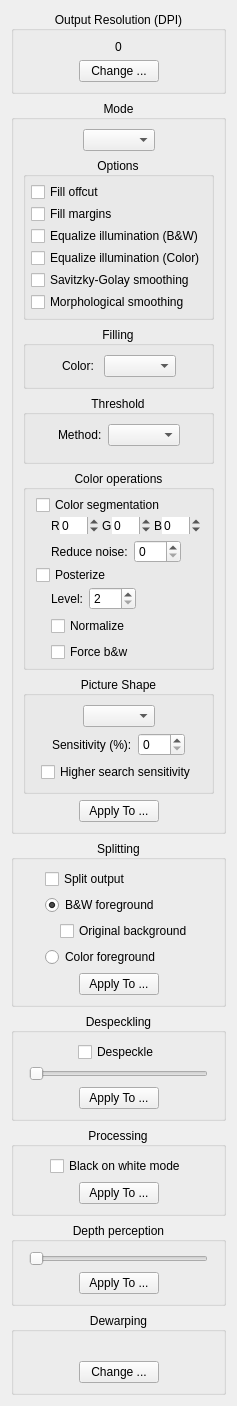
First picture: the form in src/core/filters/output/OptionsWidget.ui, repository 4lex4/scantailor-advanced, before the edit.
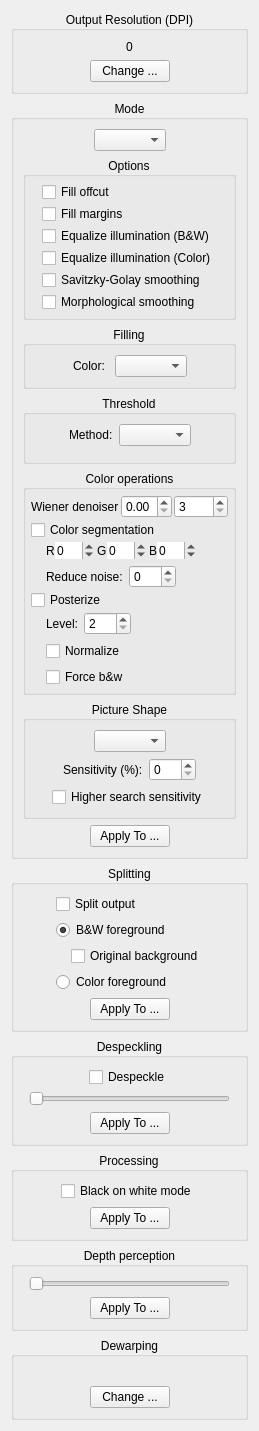
Second picture: the form after the edit. Custom widgets are drawn as their Qt base class.

Commit message: 1.0.19: colors: wiener denoiser

What changed in the file:
```diff
--- a/src/core/filters/output/OptionsWidget.ui
+++ b/src/core/filters/output/OptionsWidget.ui
@@ -456,6 +456,46 @@
            <property name="bottomMargin">
             <number>5</number>
            </property>
+           <item>
+            <layout class="QGridLayout" name="filterColorOptions">
+             <item row="0" column="0">
+              <widget class="QLabel" name="wienerLabel">
+               <property name="text">
+                <string>Wiener denoiser</string>
+               </property>
+              </widget>
+             </item>
+             <item row="0" column="1">
+              <widget class="QDoubleSpinBox" name="wienerCoef">
+               <property name="toolTip">
+                <string>Value is 0.0 .. 1.0..</string>
+               </property>
+               <property name="minimum">
+                <double>0.0</double>
+               </property>
+               <property name="maximum">
+                <double>1.0</double>
+               </property>
+               <property name="singleStep">
+                <double>0.01</double>
+               </property>
+              </widget>
+             </item>
+             <item row="0" column="2">
+              <widget class="QSpinBox" name="wienerWindowSize">
+               <property name="toolTip">
+                <string>The dimensions of a pixel neighborhood to consider.</string>
+               </property>
+               <property name="minimum">
+                <number>3</number>
+               </property>
+               <property name="maximum">
+                <number>9999</number>
+               </property>
+              </widget>
+             </item>
+            </layout>
+           </item>
            <item>
             <widget class="QCheckBox" name="colorSegmentationCB">
              <property name="toolTip">
```
The commit also changes 8 other files.
